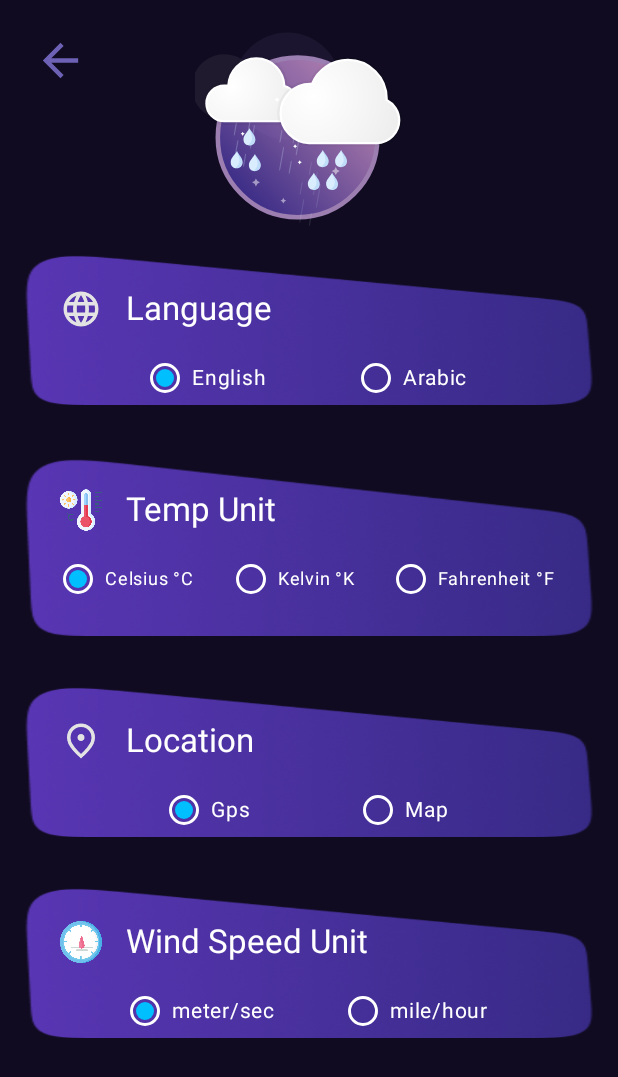
After one commit to ahmedabdeen74/Weather-App-Kotlin, an Android app built with Jetpack Compose: the composable SettingsView shown on its own in the app's theme, on a phone screen of 412 x 824 dp. The commit adds this screen. Shown: the top 1077 px of the screen. Run offline under Robolectric (Android 15) with nearby library versions, the phone set to English and light mode, and no system bars; Roboto replaces fonts that are not available here.

Commit message:
ui for settings view

```diff
--- a/app/build.gradle.kts
+++ b/app/build.gradle.kts
@@ -87,4 +87,9 @@ dependencies {
     implementation ("androidx.activity:activity-compose:1.3.0")
 
     implementation("io.coil-kt:coil-compose:2.0.0")
+
+    // في ملف build.gradle (على مستوى الوحدة)
+
+        implementation ("com.airbnb.android:lottie-compose:6.0.0")
+
 }
--- a/app/src/main/java/com/example/weatherapp/MainActivity.kt
+++ b/app/src/main/java/com/example/weatherapp/MainActivity.kt
@@ -24,6 +24,7 @@ import android.location.Geocoder
 import com.example.weatherapp.data.remote.RemoteDataSourceImpl
 import com.example.weatherapp.views.Home.ViewModel.HomeViewModel
 import com.example.weatherapp.views.Home.ViewModel.HomeViewModelFactory
+import com.example.weatherapp.views.Settings.SettingsView
 import java.util.Locale
 
 class MainActivity : ComponentActivity() {
@@ -154,6 +155,11 @@ class MainActivity : ComponentActivity() {
             composable(ScreenRoute.HomeViewRoute.route) {
                 HomeView(
                     viewModel = homeViewModel,
+                    onSettingClick = {
+                        navHostController.navigate(ScreenRoute.SettingViewRoute.route) {
+                           // popUpTo(ScreenRoute.HomeViewRoute) { inclusive = true }
+                        }
+                    },
                     onHomeClick = {
                         navHostController.navigate(ScreenRoute.HomeViewRoute.route) {
                             navHostController.popBackStack()
@@ -161,6 +167,13 @@ class MainActivity : ComponentActivity() {
                     }
                 )
             }
+            composable(ScreenRoute.SettingViewRoute.route) {
+                SettingsView(
+                    onBackClick = {
+                        navHostController.popBackStack(ScreenRoute.HomeViewRoute.route, inclusive = false)
+                    }
+                )
+            }
         }
     }
 }
--- a/app/src/main/java/com/example/weatherapp/ScreenRoute.kt
+++ b/app/src/main/java/com/example/weatherapp/ScreenRoute.kt
@@ -6,4 +6,6 @@ import kotlinx.serialization.Serializable
 sealed class ScreenRoute(val route: String) {
     @Serializable
     object HomeViewRoute : ScreenRoute("home_view")
+    @Serializable
+    object SettingViewRoute : ScreenRoute("setting_view")
 }
--- a/app/src/main/java/com/example/weatherapp/views/Home/View/HomeView.kt
+++ b/app/src/main/java/com/example/weatherapp/views/Home/View/HomeView.kt
@@ -1,5 +1,7 @@
 package com.example.weatherapp.views.Home.View
 
+import android.app.Activity
+import androidx.activity.compose.BackHandler
 import androidx.compose.foundation.Image
 import androidx.compose.foundation.background
 import androidx.compose.foundation.border
@@ -43,7 +45,8 @@ enum class SheetState {
 @Composable
 fun HomeView(
     viewModel: HomeViewModel,
-    onHomeClick: () -> Unit
+    onHomeClick: () -> Unit,
+    onSettingClick: () -> Unit
 ) {
     // Collect the state flows
     val weatherState by viewModel.weatherState.collectAsStateWithLifecycle()
@@ -109,7 +112,7 @@ fun HomeView(
                         )
                     }
                     IconButton(
-                        onClick = { /* TODO: Action 5 */ },
+                        onClick = { onSettingClick() },
                         modifier = Modifier.weight(1f)
                     ) {
                         Icon(
--- /dev/null
+++ b/app/src/main/java/com/example/weatherapp/views/Settings/SettingsView.kt
@@ -0,0 +1,239 @@
+package com.example.weatherapp.views.Settings
+
+import androidx.compose.foundation.Image
+import androidx.compose.foundation.background
+import androidx.compose.foundation.border
+import androidx.compose.foundation.layout.Arrangement
+import androidx.compose.foundation.layout.Box
+import androidx.compose.foundation.layout.Column
+import androidx.compose.foundation.layout.Spacer
+import androidx.compose.foundation.layout.fillMaxSize
+import androidx.compose.foundation.layout.height
+import androidx.compose.foundation.layout.padding
+
+import androidx.compose.material.icons.filled.ArrowBack
+import androidx.compose.material3.Button
+import androidx.compose.material3.Icon
+import androidx.compose.material3.IconButton
+import androidx.compose.material3.MaterialTheme
+import androidx.compose.material3.Surface
+import androidx.compose.material3.Text
+
+import androidx.compose.ui.tooling.preview.Preview
+import androidx.compose.ui.unit.dp
+import com.airbnb.lottie.compose.LottieAnimation
+
+import com.airbnb.lottie.compose.rememberLottieComposition
+import com.example.weatherapp.R
+
+
+import androidx.compose.foundation.layout.*
+import androidx.compose.foundation.shape.CircleShape
+import androidx.compose.material.icons.Icons
+import androidx.compose.material.icons.filled.ArrowBack
+import androidx.compose.material3.Icon
+import androidx.compose.material3.IconButton
+
+import androidx.compose.material3.Surface
+import androidx.compose.runtime.Composable
+
+import androidx.compose.runtime.getValue
+import androidx.compose.ui.Alignment
+import androidx.compose.ui.Modifier
+import androidx.compose.ui.graphics.Color
+import androidx.compose.ui.graphics.ColorFilter
+import androidx.compose.ui.graphics.painter.Painter
+import androidx.compose.ui.layout.ContentScale
+import androidx.compose.ui.res.painterResource
+import androidx.compose.ui.unit.TextUnit
+import androidx.compose.ui.unit.dp
+import androidx.compose.ui.unit.sp
+import com.airbnb.lottie.compose.LottieAnimation
+import com.airbnb.lottie.compose.LottieCompositionSpec
+import com.airbnb.lottie.compose.LottieConstants
+import com.airbnb.lottie.compose.rememberLottieComposition
+
+@Composable
+fun SettingsView(
+    onBackClick: () -> Unit,
+) {
+    Surface(
+        modifier = Modifier.fillMaxSize(),
+        color = Color(0xff100b20),
+    ) {
+        Box(modifier = Modifier.fillMaxSize()) {
+            IconButton(
+                onClick = onBackClick,
+                modifier = Modifier
+                    .padding(16.dp)
+                    .align(Alignment.TopStart)
+            ) {
+                Icon(
+                    imageVector = Icons.Default.ArrowBack,
+                    contentDescription = "Back",
+                    tint = Color(108, 97, 181),
+                    modifier = Modifier.size(35.dp)
+                )
+            }
+
+            val composition by rememberLottieComposition(
+                LottieCompositionSpec.RawRes(R.raw.animation1)
+            )
+            LottieAnimation(
+                composition = composition,
+                iterations = LottieConstants.IterateForever,
+                modifier = Modifier
+                    .size(160.dp)
+                    .align(Alignment.TopCenter)
+                    .padding(top = 8.dp)
+            )
+
+            Column(
+                modifier = Modifier
+                    .fillMaxWidth()
+                    .align(Alignment.TopCenter)
+                    .padding(top = 160.dp, start = 16.dp, end = 16.dp),
+                verticalArrangement = Arrangement.spacedBy(24.dp)
+            ) {
+                // Language Setting
+                SettingCategory(
+                    title = "Language",
+                    options = listOf("English", "Arabic"),
+                    fontSize = 14.sp,
+                    painter = painterResource(id = R.drawable.language),
+                    selectedOption = 0  // English selected
+                )
+
+                // Temperature Unit Setting
+                SettingCategory(
+                    title = "Temp Unit",
+                    options = listOf("Celsius °C", "Kelvin °K", "Fahrenheit °F"),
+                    fontSize = 12.sp,
+                    painter = painterResource(id = R.drawable.tempunit),
+                    selectedOption = 0  // Celsius selected
+                )
+
+                // Location Setting
+                SettingCategory(
+                    title = "Location",
+                    options = listOf("Gps", "Map"),
+                    fontSize = 14.sp,
+                    painter = painterResource(id = R.drawable.location),
+                    selectedOption = 0  // Gps selected
+                )
+
+                // Wind Speed Unit Setting
+                SettingCategory(
+                    title = "Wind Speed Unit",
+                    fontSize = 14.sp,
+                    options = listOf("meter/sec", "mile/hour"),
+                    painter = painterResource(id = R.drawable.windunit),
+                    selectedOption = 0  // meter/sec selected
+                )
+            }
+        }
+    }
+}
+
+@Composable
+fun SettingCategory(
+    title: String,
+    options: List<String>,
+    painter: Painter,
+    fontSize: TextUnit,
+    selectedOption: Int
+) {
+    Box(
+        modifier = Modifier
+            .fillMaxWidth()
+    ) {
+        // Background container image
+        Image(
+            painter = painterResource(id = R.drawable.container),
+            contentDescription = null,
+            modifier = Modifier
+                .fillMaxWidth()
+                .height(if (options.size > 2) 130.dp else 110.dp),
+            contentScale = ContentScale.FillBounds
+        )
+
+        // Content on top of the background
+        Column(
+            modifier = Modifier
+                .fillMaxWidth()
+                .padding(start = 24.dp, end = 24.dp, top = 32.dp)
+        ) {
+            Row(
+                verticalAlignment = Alignment.CenterVertically,
+                modifier = Modifier.padding(bottom = 12.dp)
+            ) {
+                Image(
+                    painter = painter,
+                    contentDescription = null,
+                    modifier = Modifier.size(28.dp)
+                )
+
+                Spacer(modifier = Modifier.width(16.dp))
+
+                // Category title
+                Text(
+                    text = title,
+                    color = Color.White,
+                    style = MaterialTheme.typography.titleLarge
+                )
+            }
+             Spacer(
+                 modifier = Modifier.height(8.dp)
+             )
+            // Options with radio buttons
+            Row(
+                modifier = Modifier.fillMaxWidth(),
+                horizontalArrangement = if (options.size == 2)
+                    Arrangement.SpaceEvenly
+                else
+                    Arrangement.SpaceBetween
+            ) {
+                options.forEachIndexed { index, option ->
+                    Row(
+                        verticalAlignment = Alignment.CenterVertically,
+                        // Add modifier with padding to increase distance between items
+                        modifier = Modifier.padding(horizontal = 2.dp)
+                    ) {
+                        // Radio button (circle with white border)
+                        Box(
+                            modifier = Modifier
+                                .size(20.dp)
+                                .border(
+                                    width = 2.dp,
+                                    color = Color.White,
+                                    shape = CircleShape
+                                )
+                                .padding(4.dp)
+                        ) {
+                            // Filled white circle if selected
+                            if (index == selectedOption) {
+                                Box(
+                                    modifier = Modifier
+                                        .fillMaxSize()
+                                        .background(
+                                            color = Color(0xFF00BFFF),
+                                            shape = CircleShape
+                                        )
+                                )
+                            }
+                        }
+
+                        Spacer(modifier = Modifier.width(8.dp))
+
+                        // Option text
+                        Text(
+                            text = option,
+                            fontSize = fontSize,
+                            color = Color.White,
+                        )
+                    }
+                }
+            }
+        }
+    }
+}
--- a/app/src/main/res/anim/animation.xml
+++ /dev/null
@@ -1,4 +0,0 @@
-<?xml version="1.0" encoding="utf-8"?>
-<set xmlns:android="http://schemas.android.com/apk/res/android">
-
-</set>
```
Also changed, not shown: app/src/main/res/drawable/language.png (added), app/src/main/res/drawable/location.png (added), app/src/main/res/drawable/tempunit.png (added), app/src/main/res/drawable/windunit.png (added), app/src/main/res/raw/animation1.json (renamed from app/src/main/res/anim/Animation - 1719547191046.json), app/src/main/res/raw/animation2.json (renamed from app/src/main/res/anim/Animation - 1719564004250.json).
